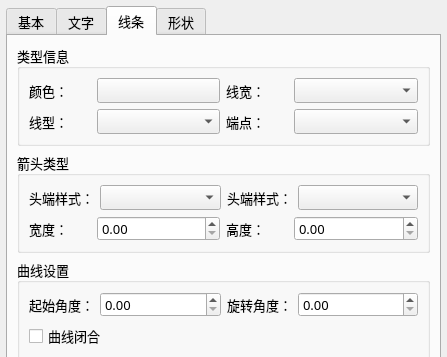
This is h5base/h5basehelp/UI/iconproperty.ui in rcshuangw/graph as Qt 5 draws it before an edit; both pictures show x 0 to 447 and y 0 to 357 of the 447 by 527 pixel window. The edited form follows.
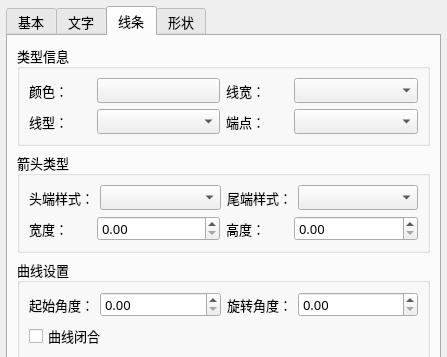
This is the edited form. The open tabs and pages were chosen to show the change.

The edit to the form file:
```diff
--- a/h5base/h5basehelp/UI/iconproperty.ui
+++ b/h5base/h5basehelp/UI/iconproperty.ui
@@ -609,7 +609,7 @@
               <item>
                <widget class="QLabel" name="label_21">
                 <property name="text">
-                 <string>头端样式：</string>
+                 <string>尾端样式：</string>
                 </property>
                </widget>
               </item>
```
Left out of the diff: 2 changed lines with no effect on the pictures.
